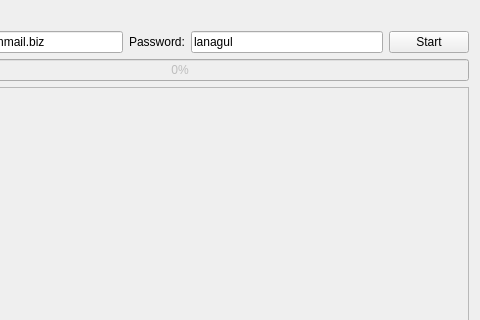
Tmin10/Parser, file mainwindow.ui: the form before one commit; both pictures show x 120 to 600 and y 0 to 320 of the 600 by 492 pixel window.
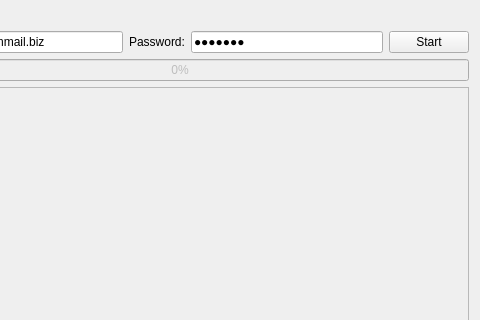
The form after the commit. Icons and pictures are not drawn.

```diff
--- a/mainwindow.ui
+++ b/mainwindow.ui
@@ -23,6 +23,9 @@
       <property name="text">
        <string>lanagul</string>
       </property>
+      <property name="echoMode">
+       <enum>QLineEdit::Password</enum>
+      </property>
      </widget>
     </item>
     <item row="1" column="1">
```
